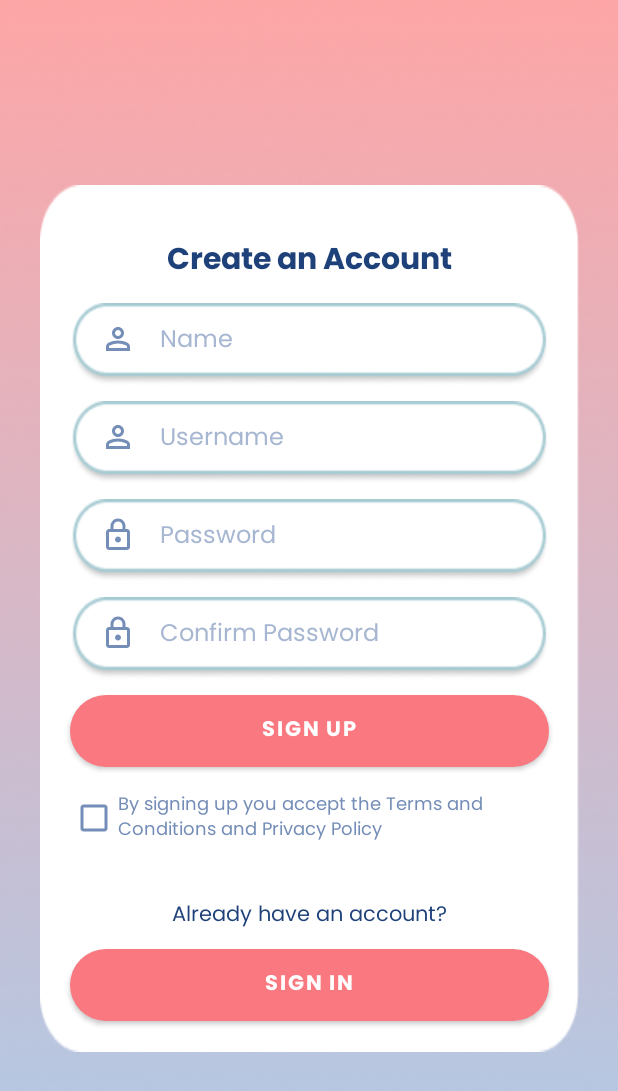
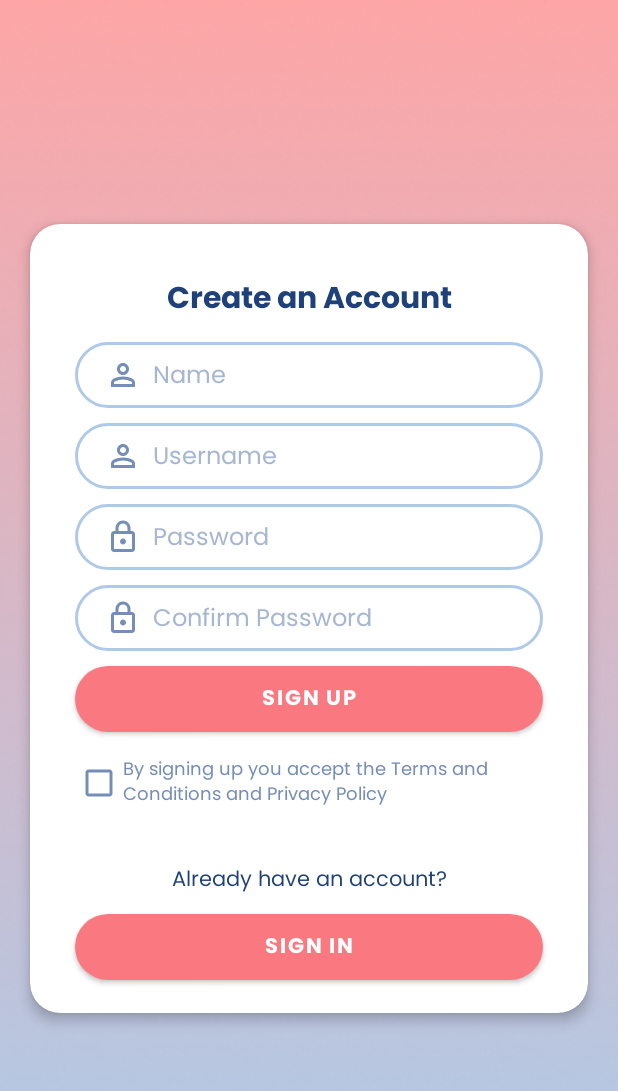
Before and after one commit to Adr029/Memoir-Slambook, an Android app: the signUp screen opened directly, with no data from a screen before it, on a phone screen of 412 x 824 dp. Shown: the top 1091 px of the screen. Run offline under Robolectric (Android 15) with nearby library versions, the phone set to English and light mode, and no system bars.

Commit message:
adjusted sign in/up margins

```diff
--- /dev/null
+++ b/app/src/main/res/drawable/text_field.xml
@@ -0,0 +1,10 @@
+<?xml version="1.0" encoding="utf-8"?>
+<shape xmlns:android="http://schemas.android.com/apk/res/android" android:shape="rectangle">
+
+
+    <stroke android:width="2dp"
+        android:color="@color/light_blue" />
+    <corners android:radius="50dp"        />
+    <solid android:color="@color/white"/>
+
+</shape>
--- a/app/src/main/res/layout/sign_up.xml
+++ b/app/src/main/res/layout/sign_up.xml
@@ -7,17 +7,25 @@
     android:background="@drawable/bg_ver2"
     tools:context=".signUp">
 
-    <LinearLayout
-        android:layout_width="359dp"
-        android:layout_height="578dp"
-        android:layout_marginLeft="10dp"
-        android:layout_marginRight="10dp"
-        android:background="@drawable/rectangle_white"
-        android:orientation="vertical"
+    <androidx.cardview.widget.CardView
+        android:layout_width="match_parent"
+        android:layout_height="wrap_content"
+        android:layout_marginLeft="20dp"
+        android:layout_marginRight="20dp"
+        android:padding="20dp"
+        app:cardCornerRadius="20dp"
+        app:cardElevation="5dp"
         app:layout_constraintBottom_toBottomOf="parent"
         app:layout_constraintEnd_toEndOf="parent"
         app:layout_constraintStart_toStartOf="parent"
         app:layout_constraintTop_toTopOf="parent">
+
+        <LinearLayout
+            android:layout_width="wrap_content"
+            android:layout_height="526dp"
+            android:layout_marginLeft="10dp"
+            android:layout_marginRight="10dp"
+            android:orientation="vertical">
 
             <Space
                 android:layout_width="match_parent"
@@ -40,62 +48,59 @@
             <EditText
                 android:id="@+id/editTextText3"
                 android:layout_width="match_parent"
-            android:layout_height="55dp"
+                android:layout_height="44dp"
                 android:layout_marginLeft="20dp"
                 android:layout_marginTop="10dp"
                 android:layout_marginRight="20dp"
                 android:background="@drawable/text_field"
                 android:drawableStart="@drawable/ic_user_name"
-            android:drawablePadding="16dp"
+                android:drawablePadding="8dp"
                 android:ems="10"
                 android:fontFamily="@font/poppins_regular"
                 android:hint="Name"
                 android:includeFontPadding="false"
                 android:inputType="text"
                 android:paddingLeft="20dp"
-            android:paddingBottom="7dp"
+                android:textColor="@color/blue"
                 android:textColorHint="#A7B7D1"
-            android:textColor="@color/blue"
                 android:textSize="16sp" />
 
             <EditText
                 android:id="@+id/editTextText4"
                 android:layout_width="match_parent"
-            android:layout_height="55dp"
+                android:layout_height="44dp"
                 android:layout_marginLeft="20dp"
                 android:layout_marginTop="10dp"
                 android:layout_marginRight="20dp"
                 android:background="@drawable/text_field"
                 android:drawableStart="@drawable/ic_user_name"
-            android:drawablePadding="16dp"
+                android:drawablePadding="8dp"
                 android:ems="10"
                 android:fontFamily="@font/poppins_regular"
                 android:hint="Username"
                 android:includeFontPadding="false"
                 android:inputType="text"
                 android:paddingLeft="20dp"
-            android:paddingBottom="7dp"
+                android:textColor="@color/blue"
                 android:textColorHint="#A7B7D1"
-            android:textColor="@color/blue"
                 android:textSize="16sp" />
 
             <EditText
                 android:id="@+id/editTextTextPassword2"
                 android:layout_width="match_parent"
-            android:layout_height="55dp"
+                android:layout_height="44dp"
                 android:layout_marginLeft="20dp"
                 android:layout_marginTop="10dp"
                 android:layout_marginRight="20dp"
                 android:background="@drawable/text_field"
                 android:drawableStart="@drawable/ic_password"
-            android:drawablePadding="16dp"
+                android:drawablePadding="8dp"
                 android:ems="10"
                 android:fontFamily="@font/poppins_regular"
                 android:hint="Password"
                 android:includeFontPadding="false"
                 android:inputType="text|textPassword"
                 android:paddingLeft="20dp"
-            android:paddingBottom="7dp"
                 android:textColor="@color/blue"
                 android:textColorHint="#A7B7D1"
                 android:textSize="16sp" />
@@ -103,20 +108,19 @@
             <EditText
                 android:id="@+id/editTextTextPassword3"
                 android:layout_width="match_parent"
-            android:layout_height="55dp"
+                android:layout_height="44dp"
                 android:layout_marginLeft="20dp"
                 android:layout_marginTop="10dp"
                 android:layout_marginRight="20dp"
                 android:background="@drawable/text_field"
                 android:drawableStart="@drawable/ic_password"
-            android:drawablePadding="16dp"
+                android:drawablePadding="8dp"
                 android:ems="10"
                 android:fontFamily="@font/poppins_regular"
                 android:hint="Confirm Password"
                 android:includeFontPadding="false"
                 android:inputType="text|textPassword"
                 android:paddingLeft="20dp"
-            android:paddingBottom="7dp"
                 android:textColor="@color/blue"
                 android:textColorHint="#A7B7D1"
                 android:textSize="16sp" />
@@ -124,7 +128,7 @@
             <Button
                 android:id="@+id/signUp2"
                 android:layout_width="match_parent"
-            android:layout_height="wrap_content"
+                android:layout_height="44dp"
                 android:layout_marginLeft="20dp"
                 android:layout_marginTop="10dp"
                 android:layout_marginRight="20dp"
@@ -163,7 +167,7 @@
             <Button
                 android:id="@+id/signIn2"
                 android:layout_width="match_parent"
-            android:layout_height="wrap_content"
+                android:layout_height="44dp"
                 android:layout_marginLeft="20dp"
                 android:layout_marginTop="10dp"
                 android:layout_marginRight="20dp"
@@ -173,5 +177,6 @@
                 android:text="Sign In"
                 android:textColor="@color/white" />
         </LinearLayout>
+    </androidx.cardview.widget.CardView>
 
 </androidx.constraintlayout.widget.ConstraintLayout>
```
Also changed, not shown: app/src/main/res/layout/sign_in.xml (+26 -16 lines), app/src/main/res/drawable/text_field.png (deleted). Lines whose indentation alone changed are shown as unchanged.
